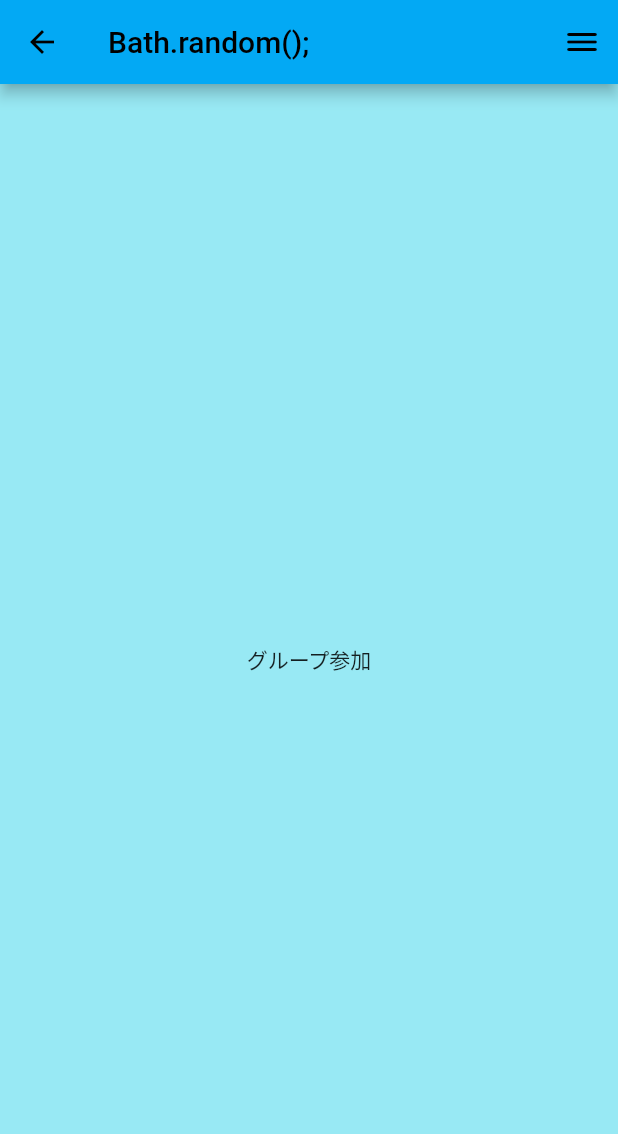
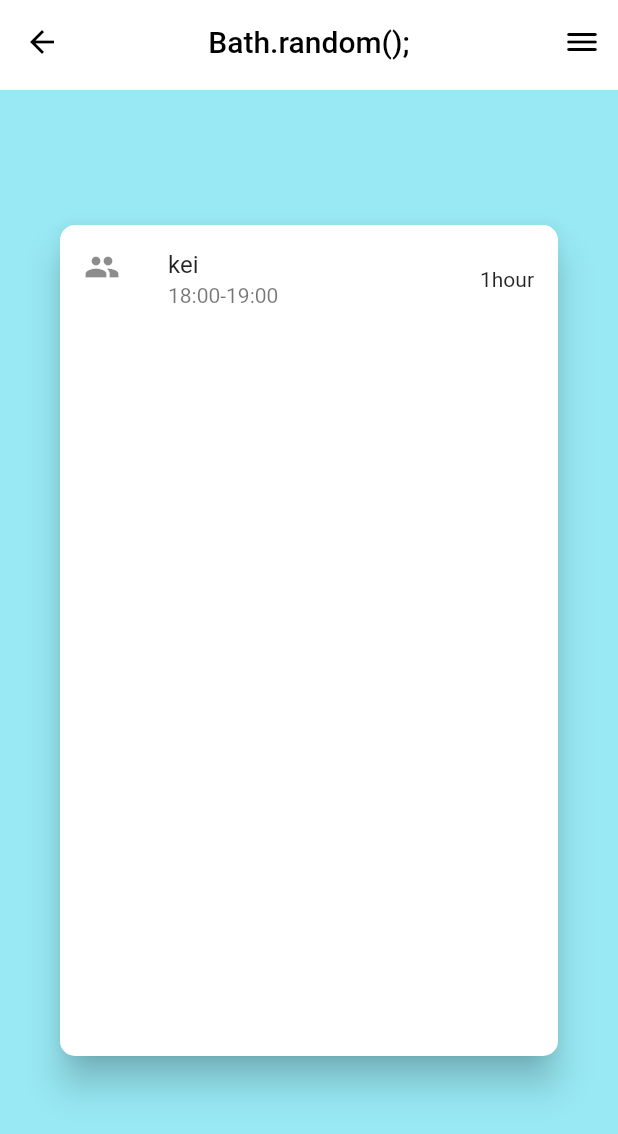
Before and after one commit to Jin2003/Bath.random, a Flutter app: the MainPage screen opened directly, on a phone screen of 412 x 824 dp. Shown: the top 1134 px of the screen. Run offline on Flutter 3.47's test engine with Material 2 defaults, Android fonts, the phone set to English and light mode, and no system bars; our stand-ins replace cloud_firestore, firebase_core, google_fonts, qr_flutter; accounts and stored records are empty.

Commit message:
ListTile作りました

```diff
--- a/lib/pages/main_page.dart
+++ b/lib/pages/main_page.dart
@@ -13,19 +13,149 @@ class _MainPageState extends State<MainPage> {
   Widget build(BuildContext context) {
     // ignore: prefer_const_constructors
     return Scaffold(
-      appBar: AppBar(
+      appBar: PreferredSize(
+        preferredSize: const Size.fromHeight(60.0),
+        child: AppBar(
           title: const Text('Bath.random();'),
+          centerTitle: true,
           actions: <Widget>[
             IconButton(
               onPressed: () {},
               icon: const Icon(Icons.dehaze_rounded),
             ),
           ],
+          backgroundColor: Colors.white,
+          elevation: 0,
+        ),
       ),
       backgroundColor: const Color.fromARGB(255, 152, 233, 244),
-      body: const Center(
-        child: Text('グループ参加'),
+
+      // child: Container(
+      //     child: Column(
+      //   children: [
+      //     Card(
+      //       child: ListTile(
+      //         leading: Icon(Icons.people),
+      //         title: Text("Single line ListTile"),
+      //         trailing: Icon(Icons.more_vert),
+      //         onTap: () {},
+      //       ),
+      //     ),
+      //     Card(
+      //       child: ListTile(
+      //         leading: Icon(Icons.people),
+      //         title: Text("Single line ListTile"),
+      //         trailing: Icon(Icons.more_vert),
+      //         onTap: () {},
+      //       ),
+      //     ),
+      //   ],
+      // )),
+      //),
+
+      body: Card(
+        color: Colors.white, // Card自体の色
+        margin: const EdgeInsets.fromLTRB(40, 90, 40, 120),
+        elevation: 10,
+        shadowColor: Colors.black,
+        shape: RoundedRectangleBorder(
+          borderRadius: BorderRadius.circular(10),
         ),
+        child: Column(
+          children: const [
+            ListTile(
+              leading: Icon(Icons.people),
+              title: Text('kei'),
+              subtitle: Text('18:00-19:00'),
+              trailing: Text('1hour'),
+            ),
+          ],
+        ),
+      ),
+
+      // body: Container(
+      //   child: Container(
+      //     alignment: Alignment.center,
+      //     child: Card(
+      //       //margin: EdgeInsets.all(10),
+      //       child: ListView.builder(
+      //         itemBuilder: (context, index) {
+      //           return ListTile(
+      //             leading: const Icon(Icons.people),
+      //             title: const Text('りんご'),
+      //           );
+      //         },
+      //         itemCount: 5, //ここでリストの数指定
+      //       ),
+      //     ),
+      //   ),
+      //   width: 350,
+      //   height: 500,
+      // ),
+
+      // body: Container(
+      //   child: ListView(
+      //     children: <Widget>[
+      //       SizedBox(
+      //         width: 100,
+      //         height: 10,
+      //       ),
+      //       ListTile(
+      //         shape: RoundedRectangleBorder(
+      //           side: BorderSide(),
+      //           borderRadius: BorderRadius.circular(20),
+      //         ),
+      //         tileColor: Colors.white,
+      //         leading: Icon(Icons.people),
+      //         title: Text('shiori'), //ここに名前
+      //         subtitle: Text('18:00-19:00'),
+      //         trailing: Text('60min'),
+      //       ),
+      //       SizedBox(
+      //         width: 100,
+      //         height: 10,
+      //       ),
+      //       ListTile(
+      //         shape: RoundedRectangleBorder(
+      //           side: BorderSide(),
+      //           borderRadius: BorderRadius.circular(20),
+      //         ),
+      //         tileColor: Colors.white,
+      //         leading: Icon(Icons.people),
+      //         title: Text('sakura'), //ここに名前
+      //         subtitle: Text('19:00-19:30'),
+      //         trailing: Text('30min'),
+      //       ),
+      //       SizedBox(
+      //         width: 100,
+      //         height: 10,
+      //       ),
+      //       ListTile(
+      //         shape: RoundedRectangleBorder(
+      //           //side: BorderSide(),
+      //           borderRadius: BorderRadius.circular(10),
+      //         ),
+      //         tileColor: Colors.white,
+      //         leading: Icon(Icons.people),
+      //         title: Text('kei'), //ここに名前
+      //         subtitle: Text('19:30-20:50'),
+      //         trailing: Text('80min'),
+      //       ),
+      //     ],
+      //   ),
+      // ),
+
+      // body: Center(
+      //   child: ListTile(
+      //     shape: RoundedRectangleBorder(
+      //       side: BorderSide(),
+      //       borderRadius: BorderRadius.circular(20),
+      //     ),
+      //     tileColor: Colors.white,
+      //     leading: Icon(Icons.people),
+      //     title: Text("りんご"),
+      //   ),
+      //),
     );
   }
 }
```
Lines whose indentation alone changed are shown as unchanged.
